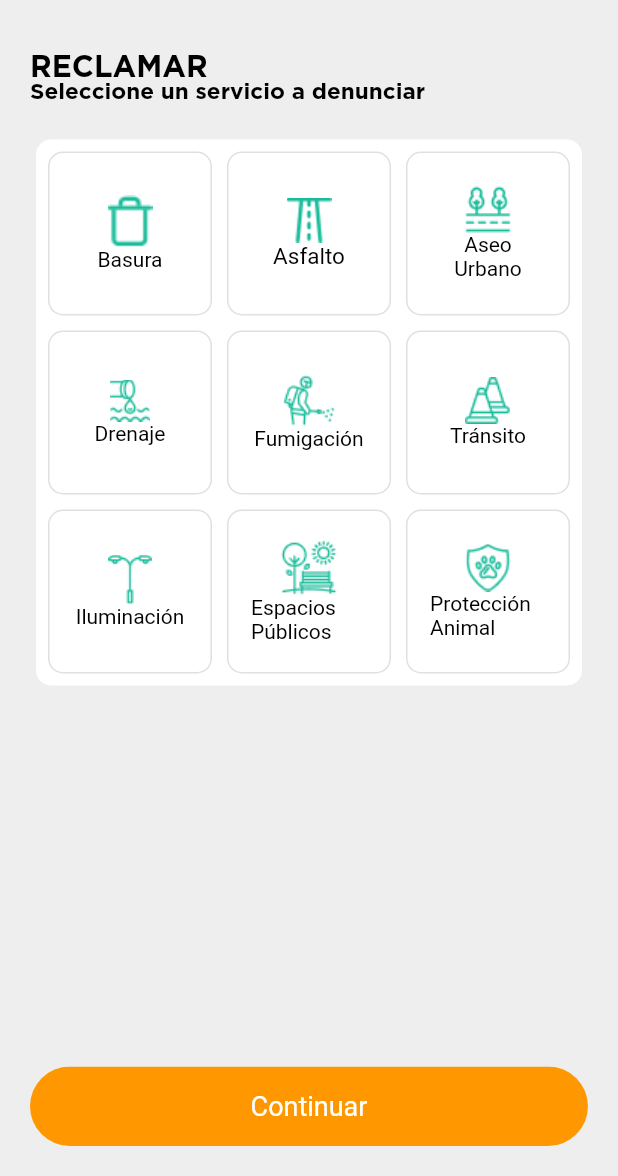
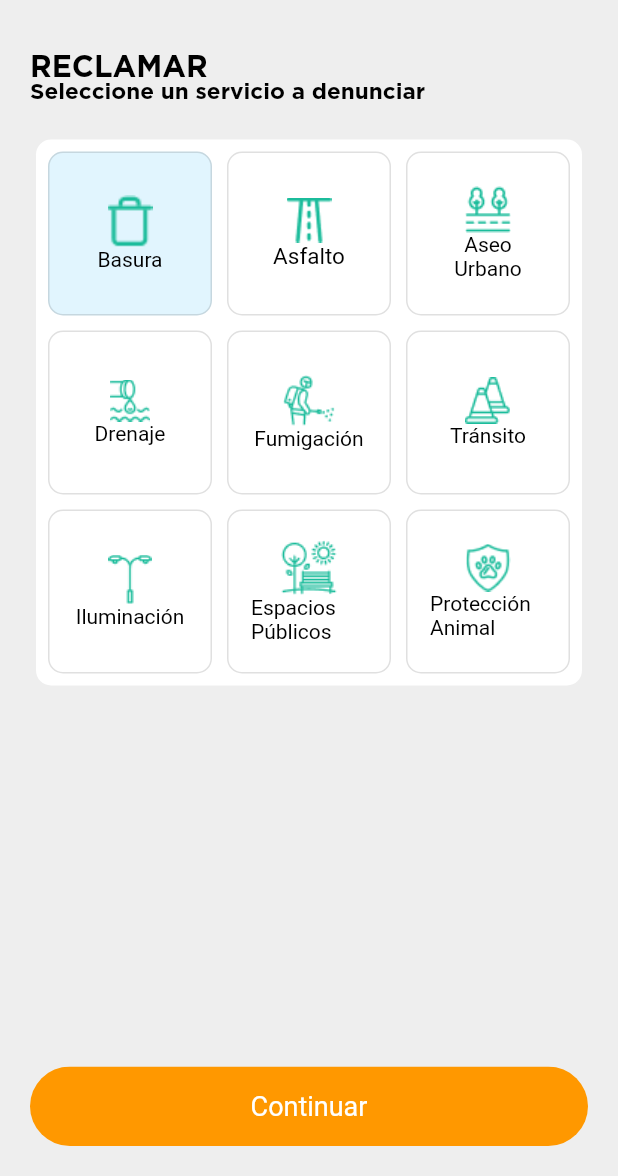
Before and after one commit to ogticrd/asde-mobile, a Flutter app: the SelectReport screen opened directly, after a tap on "Basura", on a phone screen of 412 x 824 dp, the part 60-1236 px from its top. Run offline on Flutter 3.47's test engine with Material 2 defaults, Android fonts, the light colour scheme and no system bars; our stand-ins replace carousel_slider, flutter_html, font_awesome_flutter, google_fonts.

Commit message:
multiple updates

```diff
--- a/lib/main_drawer.dart
+++ b/lib/main_drawer.dart
@@ -1,3 +1,4 @@
+import 'package:asde_app/pages/home_page.dart';
 import 'package:asde_app/pages/select_report.dart';
 import 'package:flutter/cupertino.dart';
 import 'package:flutter/material.dart';
@@ -16,14 +17,18 @@ class MainDrawer extends StatelessWidget {
         padding: EdgeInsets.zero,
         children: [
           Container(
-            height: 80,
             child: DrawerHeader(
               margin: EdgeInsets.zero,
               padding: EdgeInsets.zero,
+              child: Padding(
+                padding: const EdgeInsets.only(left: 16.0),
                 child: Column(
                   crossAxisAlignment: CrossAxisAlignment.start,
                   children: [
-                  Icon(Icons.person),
+                    Icon(
+                      Icons.person,
+                      size: 100,
+                    ),
                     Text(
                       "Francifelly Bencosme",
                       style: TextStyle(
@@ -34,12 +39,19 @@ class MainDrawer extends StatelessWidget {
                 ),
               ),
             ),
+          ),
           ListTile(
             leading: Icon(
               Icons.home,
               color: Color(0xFFDADADA),
             ),
             title: Text("Inicio"),
+            onTap: () {
+              Navigator.push(
+                context,
+                MaterialPageRoute(builder: (context) => HomePage()),
+              );
+            },
           ),
           ListTile(
             leading: Image.asset(
--- a/lib/pages/register_id.dart
+++ b/lib/pages/register_id.dart
@@ -10,7 +10,6 @@ class RegisterId extends StatefulWidget {
 
 class _RegisterIdState extends State<RegisterId> {
   final _formKey = GlobalKey<FormState>();
-
   @override
   Widget build(BuildContext context) {
     return Scaffold(
--- a/lib/pages/select_report.dart
+++ b/lib/pages/select_report.dart
@@ -3,8 +3,15 @@ import 'package:flutter/material.dart';
 
 import '../main_drawer.dart';
 
-class SelectReport extends StatelessWidget {
+class SelectReport extends StatefulWidget {
   const SelectReport({Key? key}) : super(key: key);
+
+  @override
+  State<SelectReport> createState() => _SelectReportState();
+}
+
+class _SelectReportState extends State<SelectReport> {
+  String _value = "";
 
   @override
   Widget build(BuildContext context) {
@@ -60,6 +67,9 @@ class SelectReport extends StatelessWidget {
                             Expanded(
                               child: OutlinedButton(
                                 style: OutlinedButton.styleFrom(
+                                    backgroundColor: (_value == "Basura"
+                                        ? Colors.lightBlue[50]
+                                        : Colors.white),
                                     shape: RoundedRectangleBorder(
                                       borderRadius: BorderRadius.circular(10.0),
                                     ),
@@ -67,7 +77,11 @@ class SelectReport extends StatelessWidget {
                                     textStyle: TextStyle(
                                       fontSize: 14,
                                     )),
-                                onPressed: () {},
+                                onPressed: () {
+                                  setState(() {
+                                    _value = "Basura";
+                                  });
+                                },
                                 child: Column(
                                   mainAxisAlignment: MainAxisAlignment.center,
                                   children: [
@@ -89,6 +103,9 @@ class SelectReport extends StatelessWidget {
                             Expanded(
                               child: OutlinedButton(
                                 style: OutlinedButton.styleFrom(
+                                    backgroundColor: (_value == "Asfalto"
+                                        ? Colors.lightBlue[50]
+                                        : Colors.white),
                                     shape: RoundedRectangleBorder(
                                       borderRadius: BorderRadius.circular(10.0),
                                     ),
@@ -96,7 +113,11 @@ class SelectReport extends StatelessWidget {
                                     textStyle: TextStyle(
                                       fontSize: 15,
                                     )),
-                                onPressed: () {},
+                                onPressed: () {
+                                  setState(() {
+                                    _value = "Asfalto";
+                                  });
+                                },
                                 child: Column(
                                   mainAxisAlignment: MainAxisAlignment.center,
                                   children: [
@@ -115,6 +136,9 @@ class SelectReport extends StatelessWidget {
                             Expanded(
                               child: OutlinedButton(
                                 style: OutlinedButton.styleFrom(
+                                    backgroundColor: (_value == "Aseo Urbano"
+                                        ? Colors.lightBlue[50]
+                                        : Colors.white),
                                     shape: RoundedRectangleBorder(
                                       borderRadius: BorderRadius.circular(10.0),
                                     ),
@@ -122,7 +146,11 @@ class SelectReport extends StatelessWidget {
                                     textStyle: TextStyle(
                                       fontSize: 14,
                                     )),
-                                onPressed: () {},
+                                onPressed: () {
+                                  setState(() {
+                                    _value = "Aseo Urbano";
+                                  });
+                                },
                                 child: Column(
                                   mainAxisAlignment: MainAxisAlignment.center,
                                   children: [
@@ -149,6 +177,9 @@ class SelectReport extends StatelessWidget {
                             Expanded(
                               child: OutlinedButton(
                                 style: OutlinedButton.styleFrom(
+                                    backgroundColor: (_value == "Drenaje"
+                                        ? Colors.lightBlue[50]
+                                        : Colors.white),
                                     shape: RoundedRectangleBorder(
                                       borderRadius: BorderRadius.circular(10.0),
                                     ),
@@ -156,7 +187,11 @@ class SelectReport extends StatelessWidget {
                                     textStyle: TextStyle(
                                       fontSize: 14,
                                     )),
-                                onPressed: () {},
+                                onPressed: () {
+                                  setState(() {
+                                    _value = "Drenaje";
+                                  });
+                                },
                                 child: Column(
                                     mainAxisAlignment: MainAxisAlignment.center,
                                     children: [
@@ -171,6 +206,9 @@ class SelectReport extends StatelessWidget {
                             Expanded(
                               child: OutlinedButton(
                                 style: OutlinedButton.styleFrom(
+                                  backgroundColor: (_value == "Fumigación"
+                                      ? Colors.lightBlue[50]
+                                      : Colors.white),
                                   shape: RoundedRectangleBorder(
                                     borderRadius: BorderRadius.circular(10.0),
                                   ),
@@ -179,7 +217,11 @@ class SelectReport extends StatelessWidget {
                                     fontSize: 14,
                                   ),
                                 ),
-                                onPressed: () {},
+                                onPressed: () {
+                                  setState(() {
+                                    _value = "Fumigación";
+                                  });
+                                },
                                 child: Column(
                                   mainAxisAlignment: MainAxisAlignment.center,
                                   children: [
@@ -195,6 +237,9 @@ class SelectReport extends StatelessWidget {
                             Expanded(
                               child: OutlinedButton(
                                 style: OutlinedButton.styleFrom(
+                                  backgroundColor: (_value == "Tránsito"
+                                      ? Colors.lightBlue[50]
+                                      : Colors.white),
                                   shape: RoundedRectangleBorder(
                                     borderRadius: BorderRadius.circular(10.0),
                                   ),
@@ -203,7 +248,11 @@ class SelectReport extends StatelessWidget {
                                     fontSize: 14,
                                   ),
                                 ),
-                                onPressed: () {},
+                                onPressed: () {
+                                  setState(() {
+                                    _value = "Tránsito";
+                                  });
+                                },
                                 child: Column(
                                   mainAxisAlignment: MainAxisAlignment.center,
                                   children: [
@@ -226,6 +275,9 @@ class SelectReport extends StatelessWidget {
                             Expanded(
                               child: OutlinedButton(
                                 style: OutlinedButton.styleFrom(
+                                  backgroundColor: (_value == "Iluminación"
+                                      ? Colors.lightBlue[50]
+                                      : Colors.white),
                                   shape: RoundedRectangleBorder(
                                     borderRadius: BorderRadius.circular(10.0),
                                   ),
@@ -234,7 +286,11 @@ class SelectReport extends StatelessWidget {
                                     fontSize: 14,
                                   ),
                                 ),
-                                onPressed: () {},
+                                onPressed: () {
+                                  setState(() {
+                                    _value = "Iluminación";
+                                  });
+                                },
                                 child: Column(
                                   mainAxisAlignment: MainAxisAlignment.center,
                                   children: [
@@ -250,6 +306,10 @@ class SelectReport extends StatelessWidget {
                             Expanded(
                               child: OutlinedButton(
                                 style: OutlinedButton.styleFrom(
+                                  backgroundColor:
+                                      (_value == "Espacios Públicos"
+                                          ? Colors.lightBlue[50]
+                                          : Colors.white),
                                   shape: RoundedRectangleBorder(
                                     borderRadius: BorderRadius.circular(10.0),
                                   ),
@@ -258,7 +318,11 @@ class SelectReport extends StatelessWidget {
                                     fontSize: 14,
                                   ),
                                 ),
-                                onPressed: () {},
+                                onPressed: () {
+                                  setState(() {
+                                    _value = "Espacios Públicos";
+                                  });
+                                },
                                 child: Column(
                                   mainAxisAlignment: MainAxisAlignment.center,
                                   children: [
@@ -274,6 +338,10 @@ class SelectReport extends StatelessWidget {
                             Expanded(
                               child: OutlinedButton(
                                 style: OutlinedButton.styleFrom(
+                                  backgroundColor:
+                                      (_value == "Protección Animal"
+                                          ? Colors.lightBlue[50]
+                                          : Colors.white),
                                   shape: RoundedRectangleBorder(
                                     borderRadius: BorderRadius.circular(10.0),
                                   ),
@@ -282,7 +350,11 @@ class SelectReport extends StatelessWidget {
                                     fontSize: 14,
                                   ),
                                 ),
-                                onPressed: () {},
+                                onPressed: () {
+                                  setState(() {
+                                    _value = "Protección Animal";
+                                  });
+                                },
                                 child: Column(
                                   mainAxisAlignment: MainAxisAlignment.center,
                                   children: [
```
Lines whose indentation alone changed are shown as unchanged.
